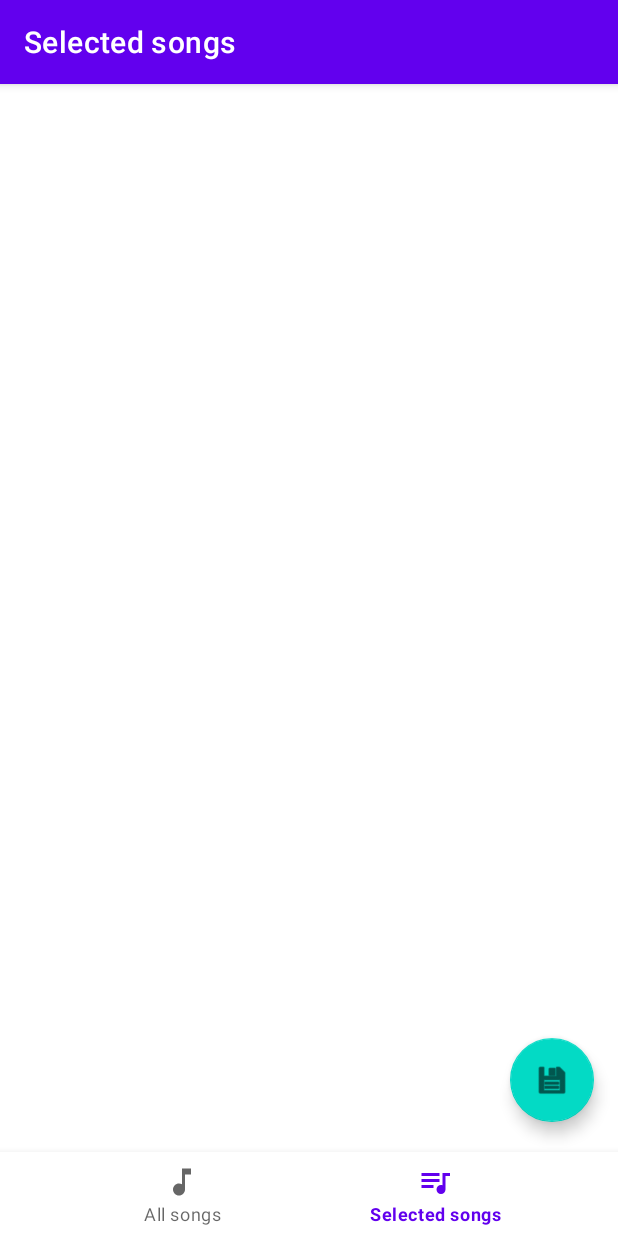
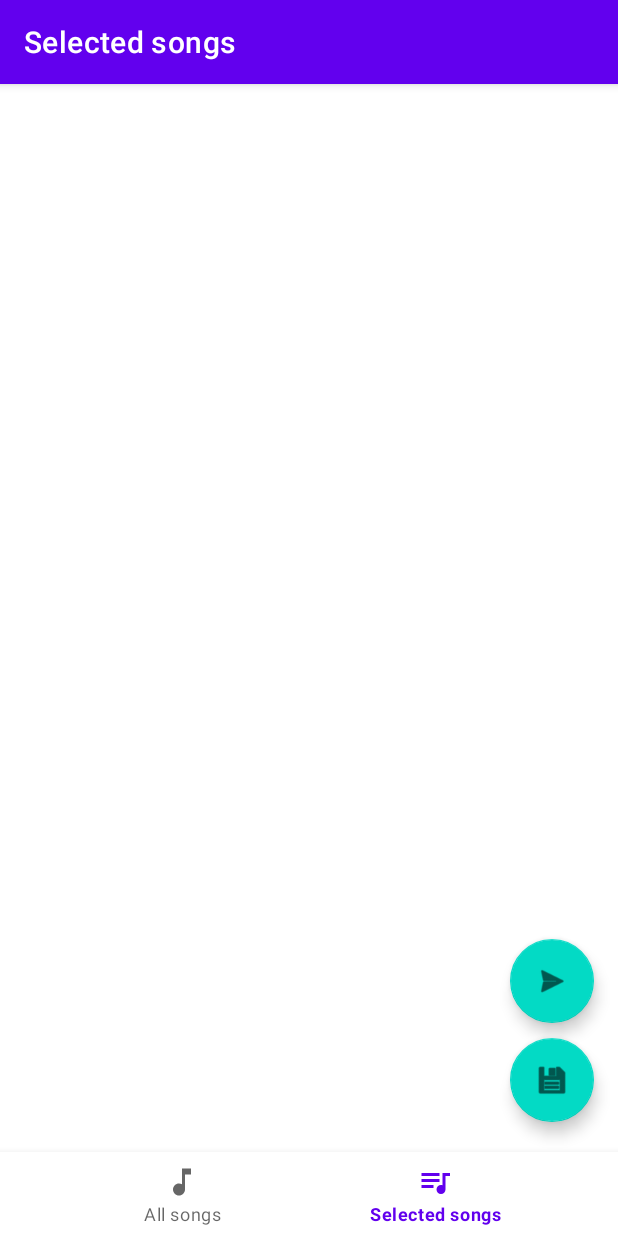
Before and after one commit to modejota/PDM-JAGG, an Android app: the SelectedSongsFragment screen opened through its navigation route, on a phone screen of 412 x 824 dp. Run offline under Robolectric (Android 15) with nearby library versions, the phone set to English and light mode, and no system bars; our stand-ins replace Picasso, navigation-ui.

Commit message:
Buttons to redirect to player app

```diff
--- a/PlayListMaker/app/src/main/res/layout/fragment_selected_songs.xml
+++ b/PlayListMaker/app/src/main/res/layout/fragment_selected_songs.xml
@@ -6,7 +6,7 @@
     android:paddingBottom="56dp">
 
     <com.google.android.material.floatingactionbutton.FloatingActionButton
-        android:id="@+id/confirm_playlist_floating_button"
+        android:id="@+id/confirmPlaylistFloatingButton"
         android:layout_width="wrap_content"
         android:layout_height="wrap_content"
         android:layout_gravity="bottom|end"
@@ -17,6 +17,18 @@
         android:focusable="true"
         app:srcCompat="@android:drawable/ic_menu_save" />
 
+    <com.google.android.material.floatingactionbutton.FloatingActionButton
+        android:id="@+id/open_musicplayer_button"
+        android:layout_width="wrap_content"
+        android:layout_height="wrap_content"
+        android:layout_gravity="bottom|end"
+        android:layout_marginEnd="16dp"
+        android:layout_marginBottom="86dp"
+        android:clickable="true"
+        android:contentDescription="@string/confirm_playlist"
+        android:focusable="true"
+        app:srcCompat="@android:drawable/ic_menu_send" />
+
     <androidx.recyclerview.widget.RecyclerView
         android:id="@+id/rvSelectedSongs"
         android:layout_width="match_parent"
--- a/PlayListMaker/app/src/main/res/values/strings.xml
+++ b/PlayListMaker/app/src/main/res/values/strings.xml
@@ -29,8 +29,11 @@
     <string name="selected_songs">Selected songs</string>
     <string name="playlist">Playlist</string>
     <string name="playlists_are_selected">There are playlists selected</string>
+    <string name="no_music_player_found">No music player found</string>
     <plurals name="playlist_size">
         <item quantity="one">%d song</item>
         <item quantity="other">%d songs</item>
     </plurals>
+    <string name="redirect_title">Open player</string>
+    <string name="redirect_text">Do you want to open a music player app?</string>
 </resources>
```
Also changed, not shown: PlayListMaker/app/src/main/java/com/modejota/playlistmaker/activities/MainActivity.kt (+23 -0 lines), PlayListMaker/app/src/main/java/com/modejota/playlistmaker/fragments/SelectedSongsFragment.kt (+25 -0 lines), PlayListMaker/app/src/main/res/layout/activity_main.xml (+13 -0 lines), 1 other file.
